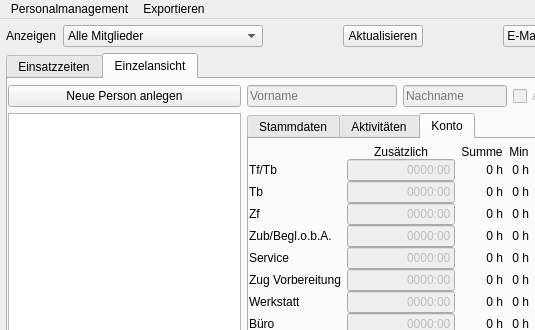
Before: the Qt Designer form Programm/Einsatzplaner/personalwindow.ui in philjosch/Einsatzplaner, drawn with Qt 5; both pictures show x 0 to 535 and y 0 to 330 of the 655 by 628 pixel window.
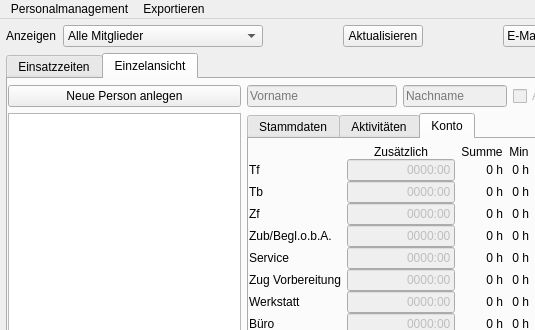
After: the same form once the commit is applied. The open tabs and pages were chosen to show the change.

Commit message:
#104 Tf-Label war noch falsch beschriftet
Das Label für Tf in der Stundenübersicht war noch mit `Tf/Tb` beschriftet

Patch:
```diff
--- a/Programm/Einsatzplaner/personalwindow.ui
+++ b/Programm/Einsatzplaner/personalwindow.ui
@@ -1244,7 +1244,7 @@
             <item row="1" column="0">
              <widget class="QLabel" name="labelTf">
               <property name="text">
-               <string>Tf/Tb</string>
+               <string>Tf</string>
               </property>
               <property name="buddy">
                <cstring>lineTf</cstring>
```
